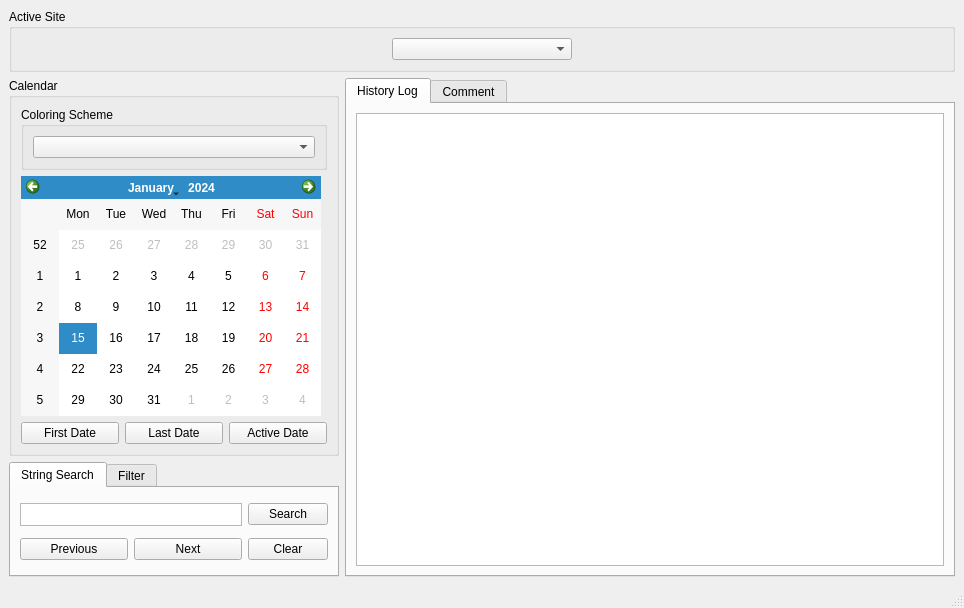
Before: the Qt Designer form resources/ui_mainwindow.ui in komministern/gca_analysis_tool, drawn with Qt 5.
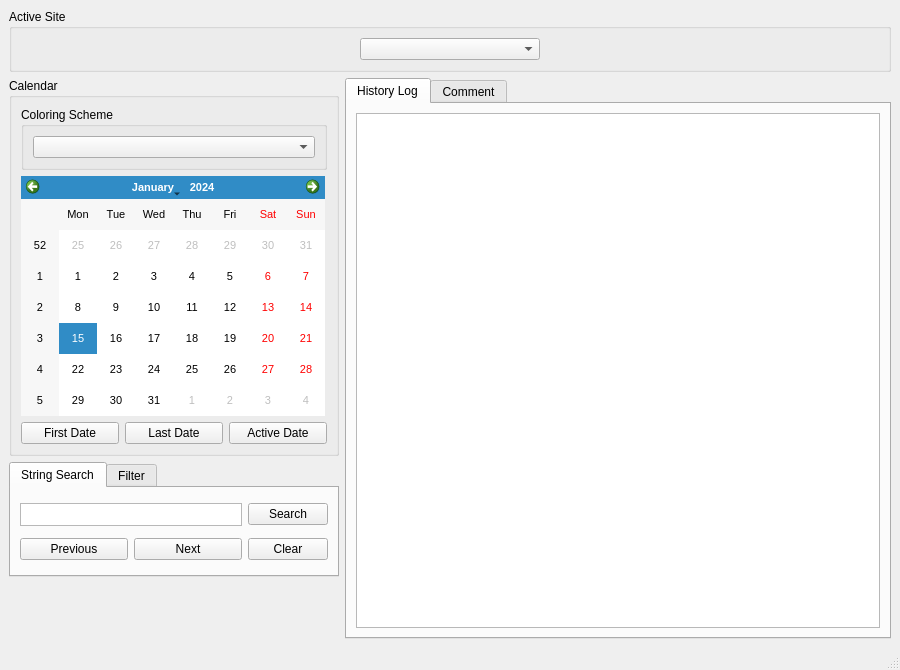
After: the same form once the commit is applied.

```diff
--- a/resources/ui_mainwindow.ui
+++ b/resources/ui_mainwindow.ui
@@ -6,8 +6,8 @@
    <rect>
     <x>0</x>
     <y>0</y>
-    <width>964</width>
-    <height>606</height>
+    <width>900</width>
+    <height>670</height>
    </rect>
   </property>
   <property name="sizePolicy">
@@ -103,18 +103,38 @@
        </item>
        <item row="1" column="0" colspan="3">
         <widget class="QCalendarWidget" name="calendarWidget">
+         <property name="sizePolicy">
+          <sizepolicy hsizetype="Preferred" vsizetype="Preferred">
+           <horstretch>0</horstretch>
+           <verstretch>0</verstretch>
+          </sizepolicy>
+         </property>
          <property name="minimumSize">
           <size>
-           <width>300</width>
+           <width>304</width>
            <height>240</height>
           </size>
          </property>
          <property name="maximumSize">
           <size>
-           <width>300</width>
+           <width>304</width>
            <height>240</height>
           </size>
          </property>
+         <property name="font">
+          <font>
+           <pointsize>8</pointsize>
+           <weight>50</weight>
+           <italic>false</italic>
+           <bold>false</bold>
+          </font>
+         </property>
+         <property name="firstDayOfWeek">
+          <enum>Qt::Monday</enum>
+         </property>
+         <property name="selectionMode">
+          <enum>QCalendarWidget::SingleSelection</enum>
+         </property>
         </widget>
        </item>
        <item row="2" column="0">
```
Left out of the diff: 4 changed lines with no effect on the pictures.
